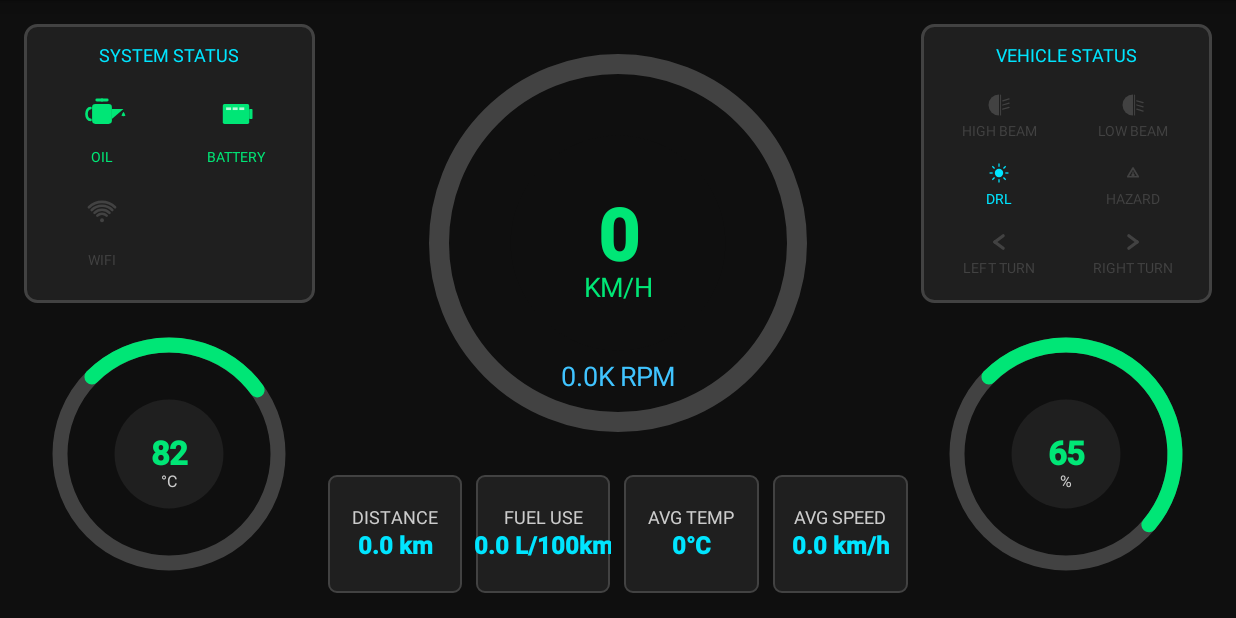
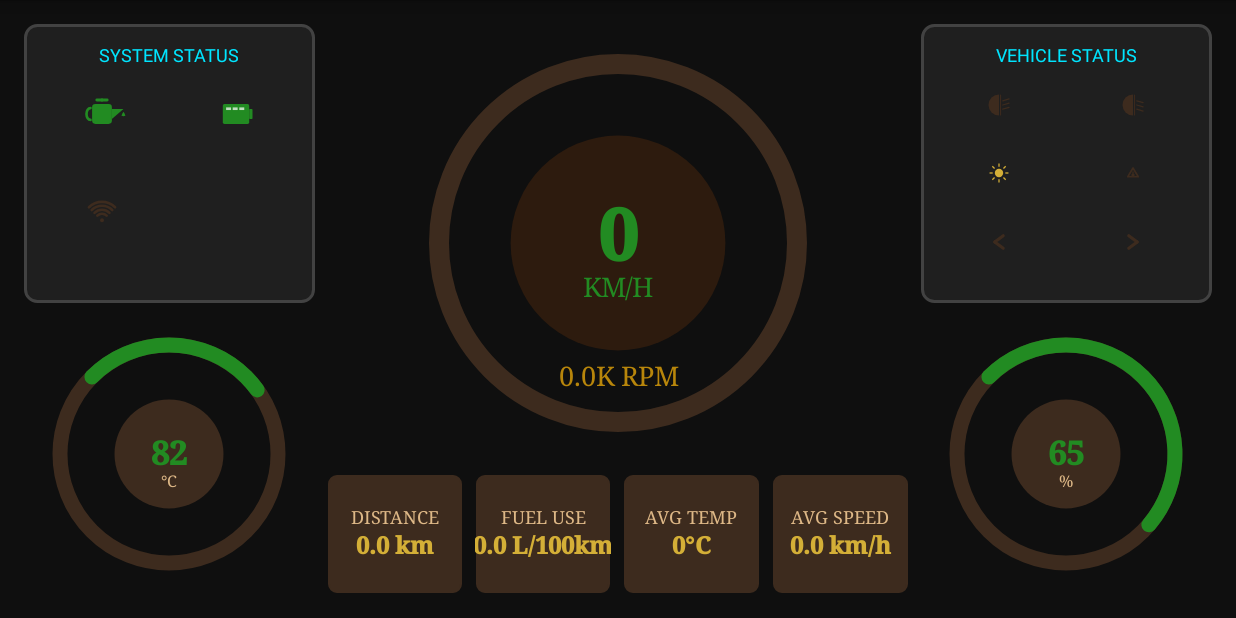
Before and after one commit to ravomaniry/old-android-dashbaord, an Android app: the screen it shows after launch (MainActivity), on a phone screen of 824 x 412 dp (held sideways). Run offline under Robolectric (Android 15) with nearby library versions, the phone set to English and light mode, and no system bars.

Commit message:
analog theme

```diff
--- a/app/src/main/java/com/example/androidcardashboard/GaugeView.java
+++ b/app/src/main/java/com/example/androidcardashboard/GaugeView.java
@@ -53,13 +53,13 @@ public class GaugeView extends View {
 
     public GaugeView(Context context) {
         super(context);
-        this.themeManager = new ThemeManager(context);
+        this.themeManager = ThemeManager.getInstance(context);
         init();
     }
 
     public GaugeView(Context context, AttributeSet attrs) {
         super(context, attrs);
-        this.themeManager = new ThemeManager(context);
+        this.themeManager = ThemeManager.getInstance(context);
         init();
     }
 
--- a/app/src/main/java/com/example/androidcardashboard/SpeedometerView.java
+++ b/app/src/main/java/com/example/androidcardashboard/SpeedometerView.java
@@ -57,13 +57,13 @@ public class SpeedometerView extends View {
 
     public SpeedometerView(Context context) {
         super(context);
-        this.themeManager = new ThemeManager(context);
+        this.themeManager = ThemeManager.getInstance(context);
         init();
     }
 
     public SpeedometerView(Context context, AttributeSet attrs) {
         super(context, attrs);
-        this.themeManager = new ThemeManager(context);
+        this.themeManager = ThemeManager.getInstance(context);
         init();
     }
 
--- a/app/src/main/java/com/example/androidcardashboard/StatusBoxView.java
+++ b/app/src/main/java/com/example/androidcardashboard/StatusBoxView.java
@@ -24,13 +24,13 @@ public class StatusBoxView extends View {
 
     public StatusBoxView(Context context) {
         super(context);
-        this.themeManager = new ThemeManager(context);
+        this.themeManager = ThemeManager.getInstance(context);
         init();
     }
 
     public StatusBoxView(Context context, AttributeSet attrs) {
         super(context, attrs);
-        this.themeManager = new ThemeManager(context);
+        this.themeManager = ThemeManager.getInstance(context);
         init();
     }
 
--- a/app/src/main/java/com/example/androidcardashboard/StatusIndicatorView.java
+++ b/app/src/main/java/com/example/androidcardashboard/StatusIndicatorView.java
@@ -36,13 +36,13 @@ public class StatusIndicatorView extends View implements OnClickListener {
 
     public StatusIndicatorView(Context context) {
         super(context);
-        this.themeManager = new ThemeManager(context);
+        this.themeManager = ThemeManager.getInstance(context);
         init();
     }
 
     public StatusIndicatorView(Context context, AttributeSet attrs) {
         super(context, attrs);
-        this.themeManager = new ThemeManager(context);
+        this.themeManager = ThemeManager.getInstance(context);
         init();
     }
 
@@ -570,6 +570,12 @@ public class StatusIndicatorView extends View implements OnClickListener {
         invalidate();
     }
 
+    public void updateTheme() {
+        // Update theme colors and trigger redraw
+        updateThemeColors();
+    }
+
+
     public void setInactiveColor(int color) {
         this.inactiveColor = color;
         invalidate();
--- a/app/src/main/java/com/example/androidcardashboard/ThemeManager.java
+++ b/app/src/main/java/com/example/androidcardashboard/ThemeManager.java
@@ -5,6 +5,9 @@ import android.graphics.Color;
 import android.graphics.Typeface;
 
 public class ThemeManager {
+    private static ThemeManager instance;
+    private Context context;
+
     public enum ThemeType {
         MINIMAL, LINUX, ANALOG
     }
@@ -15,11 +18,25 @@ public class ThemeManager {
         ANALOG   // Classic analog gauge with traditional styling
     }
 
-    private ThemeType currentTheme = ThemeType.MINIMAL; // Start with Minimal as default
+    private ThemeType currentTheme = getRandomTheme(); // Start with random theme
     private FontManager fontManager;
 
-    public ThemeManager(Context context) {
+    private ThemeManager(Context context) {
+        this.context = context.getApplicationContext();
         this.fontManager = FontManager.getInstance(context);
+    }
+
+    public static synchronized ThemeManager getInstance(Context context) {
+        if (instance == null) {
+            instance = new ThemeManager(context);
+        }
+        return instance;
+    }
+
+    private ThemeType getRandomTheme() {
+        ThemeType[] themes = ThemeType.values();
+        int randomIndex = (int) (Math.random() * themes.length);
+        return themes[randomIndex];
     }
 
     public ThemeType getCurrentTheme() {
@@ -38,6 +55,10 @@ public class ThemeManager {
                 currentTheme = ThemeType.MINIMAL;
                 break;
         }
+    }
+
+    public void setTheme(ThemeType theme) {
+        this.currentTheme = theme;
     }
 
     // Color schemes for different themes
@@ -161,13 +182,13 @@ public class ThemeManager {
     public int getInactiveColor() {
         switch (currentTheme) {
             case MINIMAL:
-                return Color.parseColor("#424242");
+                return Color.parseColor("#2A2A2A"); // Darker gray
             case LINUX:
-                return Color.parseColor("#444444");
+                return Color.parseColor("#2C2C2C"); // Darker gray
             case ANALOG:
-                return Color.parseColor("#654321"); // Dark brown
+                return Color.parseColor("#3D2B1E"); // Darker brown
             default:
-                return Color.parseColor("#424242");
+                return Color.parseColor("#2A2A2A");
         }
     }
 
--- a/app/src/main/java/com/example/androidcardashboard/TripDetailView.java
+++ b/app/src/main/java/com/example/androidcardashboard/TripDetailView.java
@@ -29,13 +29,13 @@ public class TripDetailView extends View {
 
     public TripDetailView(Context context) {
         super(context);
-        this.themeManager = new ThemeManager(context);
+        this.themeManager = ThemeManager.getInstance(context);
         init();
     }
 
     public TripDetailView(Context context, AttributeSet attrs) {
         super(context, attrs);
-        this.themeManager = new ThemeManager(context);
+        this.themeManager = ThemeManager.getInstance(context);
         init();
     }
 
@@ -150,4 +150,5 @@ public class TripDetailView extends View {
         }
         invalidate();
     }
+
 }
```
Also changed, not shown: app/src/main/java/com/example/androidcardashboard/MainActivity.java (+10 -10 lines), app/src/main/assets/fonts/BungeeHairline-Regular.ttf (added), app/src/main/assets/fonts/Sixtyfour-Regular.ttf (added).
